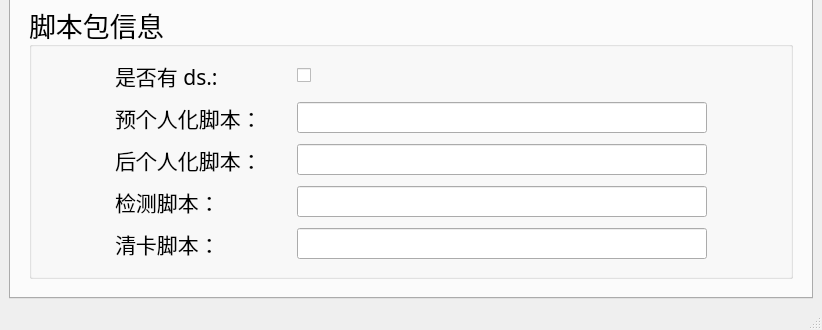
Qt form res/ui/main_window.ui (zelviner/DataHandler) before a commit; both pictures show x 0 to 822 and y 356 to 686 of the 822 by 686 pixel window.
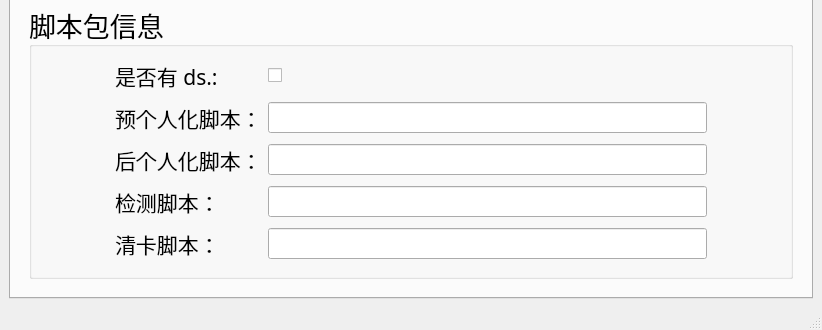
The same form after that commit.

Commit message: 优化UI界面

```diff
--- a/res/ui/main_window.ui
+++ b/res/ui/main_window.ui
@@ -349,7 +349,7 @@
               <item>
                <layout class="QVBoxLayout" name="verticalLayout_2">
                 <item>
-                 <layout class="QHBoxLayout" name="horizontalLayout_24" stretch="3,7">
+                 <layout class="QHBoxLayout" name="horizontalLayout_24" stretch="1,3">
                   <item>
                    <widget class="QLabel" name="pin1_7">
                     <property name="font">
@@ -388,7 +388,7 @@
                  </layout>
                 </item>
                 <item>
-                 <layout class="QHBoxLayout" name="horizontalLayout_7" stretch="3,7">
+                 <layout class="QHBoxLayout" name="horizontalLayout_7" stretch="1,3">
                   <item>
                    <widget class="QLabel" name="pin1_3">
                     <property name="font">
@@ -424,7 +424,7 @@
                  </layout>
                 </item>
                 <item>
-                 <layout class="QHBoxLayout" name="horizontalLayout_8" stretch="3,7">
+                 <layout class="QHBoxLayout" name="horizontalLayout_8" stretch="1,3">
                   <item>
                    <widget class="QLabel" name="pin1_4">
                     <property name="font">
@@ -460,7 +460,7 @@
                  </layout>
                 </item>
                 <item>
-                 <layout class="QHBoxLayout" name="horizontalLayout_9" stretch="3,7">
+                 <layout class="QHBoxLayout" name="horizontalLayout_9" stretch="1,3">
                   <item>
                    <widget class="QLabel" name="pin1_5">
                     <property name="font">
@@ -496,7 +496,7 @@
                  </layout>
                 </item>
                 <item>
-                 <layout class="QHBoxLayout" name="horizontalLayout_10" stretch="3,7">
+                 <layout class="QHBoxLayout" name="horizontalLayout_10" stretch="1,3">
                   <item>
                    <widget class="QLabel" name="pin1_6">
                     <property name="font">
```
The commit also changes 1 other file.
